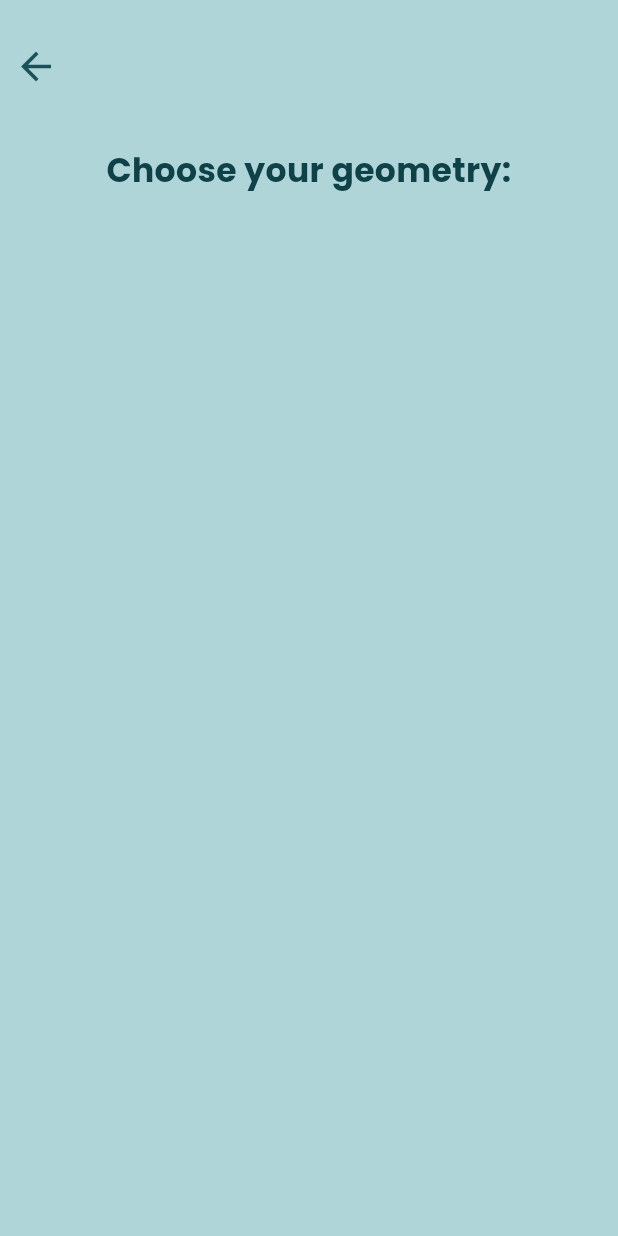
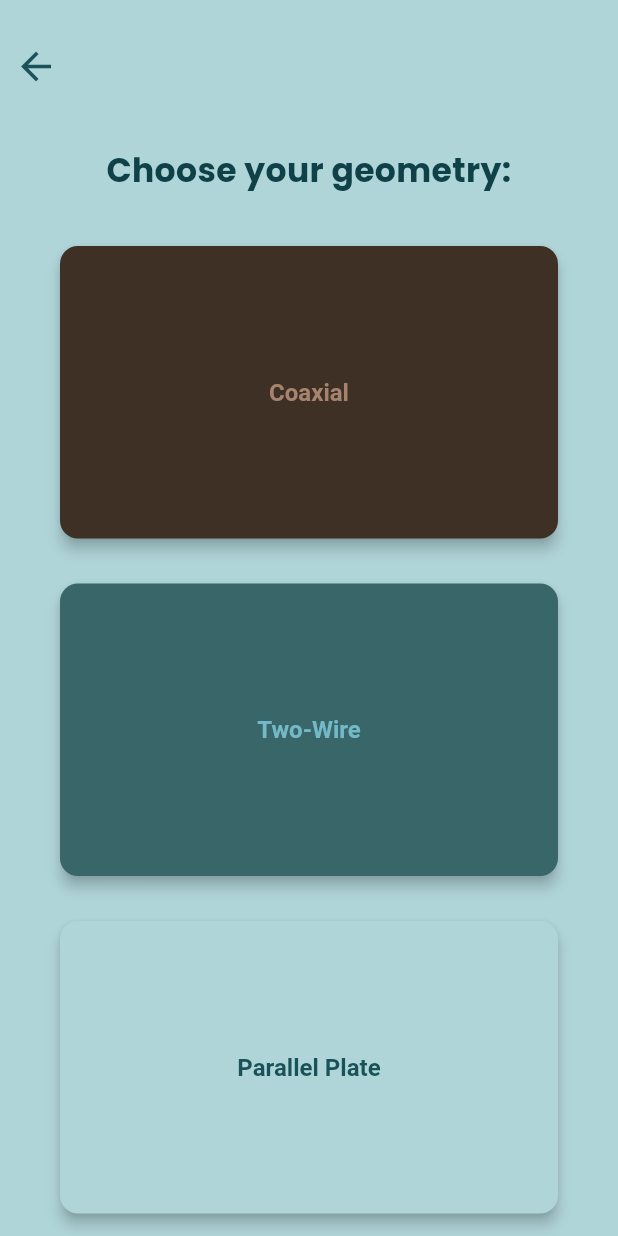
Before and after one commit to LlamaLuLu/tx-line-parameters-calculator, a Flutter app: the FrequencyPage screen opened by its route, after a tap on "Next", on a phone screen of 412 x 824 dp. Run offline on Flutter 3.47's test engine with Material 3 defaults, Android fonts, the phone set to English and light mode, and no system bars.

Commit message:
v0.3
- added geometry opt pages
- need to change opt btns (ugly)
- need to add input field info for geometry pages

```diff
--- a/tx_line_calculator/lib/pages/geometry_page.dart
+++ b/tx_line_calculator/lib/pages/geometry_page.dart
@@ -13,9 +13,34 @@ class GeometryPage extends StatelessWidget {
         child: Column(
           children: [
             // title
-            AppWidgets.geometryTitle(context),
+            AppWidgets.geometryTitle(context, 'Choose your geometry:'),
 
             // 3 options: 1. coaxial, 2. 2-wire, 3. parallel plate
+            AppWidgets.geometryOptBtn(
+              context,
+              '/coaxial',
+              'Coaxial',
+              AppColours.accent,
+              AppColours.accentOpp,
+            ),
+
+            // Button 2: 2-wire
+            AppWidgets.geometryOptBtn(
+              context,
+              '/2_wire',
+              'Two-Wire',
+              AppColours.secondary,
+              AppColours.secondaryOpp,
+            ),
+
+            // Button 3: Parallel Plate
+            AppWidgets.geometryOptBtn(
+              context,
+              '/parallel_plate',
+              'Parallel Plate',
+              AppColours.primary,
+              AppColours.background,
+            ),
           ],
         ),
       ),
--- a/tx_line_calculator/lib/utils/app_widgets.dart
+++ b/tx_line_calculator/lib/utils/app_widgets.dart
@@ -7,6 +7,40 @@ class AppWidgets extends StatelessWidget {
   @override
   Widget build(BuildContext context) {
     return const Placeholder();
+  }
+
+  static Widget geometryOptBtn(BuildContext context, String route, String label,
+      Color foregroundColor, Color backgroundColor) {
+    return Expanded(
+      child: Padding(
+        padding: const EdgeInsets.symmetric(
+            vertical: 15, horizontal: 40), // Adjust spacing
+        child: SizedBox(
+          width: double.infinity,
+          child: ElevatedButton(
+            onPressed: () {
+              Navigator.pushNamed(
+                  context, route); // Navigate to parallel plate page
+            },
+            style: ElevatedButton.styleFrom(
+              backgroundColor: backgroundColor, // Background color
+              foregroundColor: foregroundColor, // Text color
+              textStyle: const TextStyle(
+                fontSize: 16,
+                fontWeight: FontWeight.w600,
+              ),
+              shape: RoundedRectangleBorder(
+                borderRadius:
+                    BorderRadius.circular(12), // Smooth rounded corners
+              ),
+              elevation: 4,
+              padding: const EdgeInsets.symmetric(vertical: 20), // Same height
+            ),
+            child: Text(label),
+          ),
+        ),
+      ),
+    );
   }
 
   static Widget materialsTitle(BuildContext context, String heading) {
@@ -132,7 +166,7 @@ class AppWidgets extends StatelessWidget {
     );
   }
 
-  static Widget geometryTitle(BuildContext context) {
+  static Widget geometryTitle(BuildContext context, String heading) {
     return Column(children: [
       // back button
       AppWidgets.backBtn(context),
@@ -140,14 +174,14 @@ class AppWidgets extends StatelessWidget {
       const SizedBox(height: 30),
 
       // title: choose your materials:
-      Text('Choose your geometry:',
+      Text(heading,
           textAlign: TextAlign.center,
           style: const TextStyle(
               fontSize: 22,
               fontWeight: FontWeight.w700,
               color: AppColours.backgroundOpp)),
 
-      SizedBox(height: 30),
+      SizedBox(height: 20),
     ]);
   }
 
```
Also changed, not shown: tx_line_calculator/lib/pages/2_wire_page.dart (+13 -1 lines), tx_line_calculator/lib/pages/coaxial_page.dart (+13 -1 lines), tx_line_calculator/lib/pages/parallel_plate.dart (+13 -1 lines).
